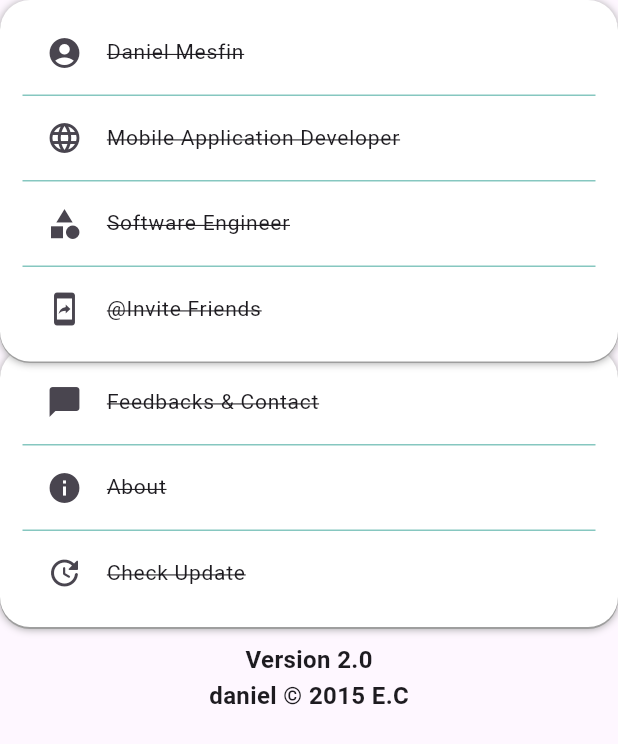
After one commit to DanielMesfin/taskmanagmenet-, a Flutter app: the MyProfile screen opened directly, on a phone screen of 412 x 824 dp. The commit adds this screen. Shown: the top 744 px of the screen. Run offline on Flutter 3.47's test engine with Material 3 defaults, Android fonts, the phone set to English and light mode, and no system bars; our stand-ins replace flutter_local_notifications, shared_preferences, timezone; accounts and stored records are empty; network calls fail.

Commit message:
3 update

```diff
--- a/lib/screens/drawer_screen.dart
+++ b/lib/screens/drawer_screen.dart
@@ -28,11 +28,11 @@ class DrawerScreen extends StatelessWidget {
             leading: const Icon(Icons.home),
             title: const Text('Home'),
             onTap: () {
-              Navigator.pop(context);
-              Navigator.push(
-                context,
-                MaterialPageRoute(builder: (context) => const HomeScreen()),
-              );
+              // Navigator.pop(context);
+              // Navigator.push(
+              //   context,
+              //   MaterialPageRoute(builder: (context) => const HomeScreen()),
+              // );
             },
           ),
           ListTile(
@@ -51,11 +51,11 @@ class DrawerScreen extends StatelessWidget {
             leading: const Icon(Icons.settings),
             title: const Text('Settings'),
             onTap: () {
-              Navigator.pop(context);
-              Navigator.push(
-                context,
-                MaterialPageRoute(builder: (context) => const SettingsScreen()),
-              );
+              // Navigator.pop(context);
+              // Navigator.push(
+              //   context,
+              //   MaterialPageRoute(builder: (context) => const SettingsScreen()),
+              // );
             },
           ),
         ],
--- a/lib/screens/home_screen.dart
+++ b/lib/screens/home_screen.dart
@@ -3,6 +3,7 @@ import 'package:taskmanagmenet/screens/drawer_screen.dart';
 import 'package:taskmanagmenet/screens/main_screen.dart';
 
 import 'package:taskmanagmenet/screens/add_task_screen.dart';
+import 'package:taskmanagmenet/screens/setting_screen.dart';
 import 'package:taskmanagmenet/screens/settings_screen.dart';
 import 'package:taskmanagmenet/style/style.dart';
 
@@ -21,6 +22,7 @@ class _HomeScreenState extends State<HomeScreen> {
     MainScreen(),
     AddEditTaskScreen(),
     SettingsScreen(),
+    // MyProfile()
   ];
   void _onItemTapped(int index) {
     setState(() {
@@ -38,8 +40,7 @@ class _HomeScreenState extends State<HomeScreen> {
           ),
           actions: <Widget>[
             Image.asset('assets/images/signin_balls.png'),
-        ]
-      ),
+          ]),
       drawer: const DrawerScreen(),
       body: _widgetOptions.elementAt(_selectedIndex),
       bottomNavigationBar: BottomNavigationBar(
@@ -55,7 +56,7 @@ class _HomeScreenState extends State<HomeScreen> {
             label: 'Add Task',
           ),
           BottomNavigationBarItem(
-            icon: Icon(Icons.person),
+            icon: Icon(Icons.settings),
             label: 'Settings',
           ),
         ],
--- /dev/null
+++ b/lib/screens/setting_screen.dart
@@ -0,0 +1,243 @@
+import 'package:flutter/material.dart';
+import 'package:taskmanagmenet/style/style.dart';
+import 'package:taskmanagmenet/widget/divider_line.dart';
+import 'package:taskmanagmenet/widget/list_title.dart';
+import 'package:taskmanagmenet/widget/profile_avotor.dart';
+
+class MyProfile extends StatefulWidget {
+  const MyProfile({Key? key}) : super(key: key);
+
+  @override
+  State<MyProfile> createState() => _MyProfileState();
+}
+
+class _MyProfileState extends State<MyProfile> {
+  @override
+  Widget build(BuildContext context) {
+    return SafeArea(
+      child: Scaffold(
+        body: Container(
+          // decoration: const BoxDecoration(gradient: Styles.appGrdient),
+          child: ListView(
+            scrollDirection: Axis.vertical,
+            children: [
+              Stack(
+                children: [
+                  Column(
+                    children: [
+                      Container(
+                        width: double.infinity,
+                        height: 200,
+                        decoration: const BoxDecoration(
+                            // gradient: Styles.cardColor
+                            ),
+                        child: Column(
+                          children: [
+                            SizedBox(
+                              height: 8,
+                            ),
+                            // Row(
+                            //   mainAxisAlignment: MainAxisAlignment.spaceBetween,
+                            //   children: [
+                            //     ReusableIcon(
+                            //       iconData: Icons.arrow_back_ios_new_sharp,
+                            //       iconCallBack: () {
+                            //         Navigator.pop(context);
+                            //       },
+                            //     ),
+                            //     Expanded(child: Container())
+                            //   ],
+                            // ),
+
+                            SizedBox(
+                              height: 8,
+                            ),
+                            const ProfileAvatar(),
+                            SizedBox(
+                              height: 8,
+                            ),
+                            Text(
+                              'Daniel Mesfin',
+                              style: Styles.completedTaskStyle
+                                  .copyWith(fontSize: 18),
+                            ),
+                            const Text(
+                              '0930379106',
+                              style: Styles.completedTaskStyle,
+                            ),
+                            const SizedBox(
+                              height: 5,
+                            ),
+                            InkWell(
+                              onTap: () {},
+                              child: Container(
+                                  width: 100,
+                                  height: 35,
+                                  decoration: const BoxDecoration(
+                                      borderRadius: BorderRadius.all(
+                                        Radius.circular(8),
+                                      ),
+                                      color: Color(0xff0b35dc)),
+                                  child: const Row(
+                                    mainAxisAlignment:
+                                        MainAxisAlignment.spaceEvenly,
+                                    children: [
+                                      Icon(
+                                        Icons.logout_rounded,
+                                        color: Colors.white,
+                                      ),
+                                      Text(
+                                        'LogOut',
+                                        style: Styles.incompleteTaskStyle,
+                                      )
+                                    ],
+                                  )),
+                            ),
+                            const SizedBox(
+                              height: 5,
+                            )
+                          ],
+                        ),
+                      ),
+                      Stack(
+                        children: [
+                          Container(
+                            width: double.infinity,
+                            color: Colors.white60,
+                          ),
+                          Positioned(
+                            child: Column(
+                              children: [
+                                Row(
+                                  mainAxisAlignment:
+                                      MainAxisAlignment.spaceBetween,
+                                  children: [
+                                    const Text(
+                                      'App Setting ',
+                                      style: Styles.incompleteTaskStyle,
+                                      textAlign: TextAlign.start,
+                                    ),
+                                    Expanded(
+                                      child: Container(),
+                                    )
+                                  ],
+                                ),
+                                SizedBox(
+                                  height: 8,
+                                ),
+                                Container(
+                                  padding: EdgeInsets.symmetric(
+                                    horizontal: 15,
+                                    vertical: 8,
+                                  ),
+                                  width: double.infinity,
+                                  decoration: const BoxDecoration(
+                                    color: Colors.white,
+                                    borderRadius: BorderRadius.all(
+                                      Radius.circular(20),
+                                    ),
+                                    boxShadow: [
+                                      BoxShadow(
+                                          blurStyle: BlurStyle.solid,
+                                          blurRadius: 4,
+                                          color: Colors.grey,
+                                          offset: Offset(0.0, 0.90))
+                                    ],
+                                  ),
+                                  child: Column(
+                                    children: const [
+                                      ListTileData(
+                                        leaddingData: Icons.messenger,
+                                        titleData: 'Feedbacks & Contact',
+                                      ),
+                                      DividerLine(),
+                                      ListTileData(
+                                        leaddingData: Icons.info,
+                                        titleData: 'About',
+                                      ),
+                                      DividerLine(),
+                                      ListTileData(
+                                        leaddingData: Icons.update_rounded,
+                                        titleData: 'Check Update',
+                                      ),
+                                    ],
+                                  ),
+                                ),
+                                SizedBox(height: 10),
+                                Column(
+                                  children: const [
+                                    Text(
+                                      'Version 2.0',
+                                      style: Styles.incompleteTaskStyle,
+                                    ),
+                                    Text(
+                                      'daniel \u00a9 2015 E.C',
+                                      style: Styles.incompleteTaskStyle,
+                                    )
+                                  ],
+                                )
+                              ],
+                            ),
+                          )
+                        ],
+                      ),
+                    ],
+                  ),
+                  Positioned(
+                    child: Container(
+                      padding: EdgeInsets.symmetric(
+                        horizontal: 15,
+                        vertical: 7,
+                      ),
+                      width: double.infinity,
+                      decoration: const BoxDecoration(
+                        color: Colors.white,
+                        borderRadius: BorderRadius.all(
+                          Radius.circular(20),
+                        ),
+                        boxShadow: [
+                          BoxShadow(
+                              blurStyle: BlurStyle.solid,
+                              blurRadius: 4,
+                              color: Colors.grey,
+                              offset: Offset(0.0, 0.90))
+                        ],
+                      ),
+                      child: Column(
+                        children: [
+                          ListTileData(
+                            leaddingData: Icons.account_circle,
+                            titleData: 'Daniel Mesfin ',
+                            callBack: () {},
+                          ),
+                          const DividerLine(),
+                          ListTileData(
+                            leaddingData: Icons.language_rounded,
+                            titleData: 'Mobile Application Developer',
+                            callBack: () {},
+                          ),
+                          const DividerLine(),
+                          ListTileData(
+                            callBack: () {},
+                            leaddingData: Icons.category,
+                            titleData: 'Software Engineer',
+                          ),
+                          const DividerLine(),
+                          ListTileData(
+                            callBack: () {},
+                            leaddingData: Icons.mobile_screen_share,
+                            titleData: '@Invite Friends',
+                          ),
+                        ],
+                      ),
+                    ),
+                  ),
+                ],
+              )
+            ],
+          ),
+        ),
+      ),
+    );
+  }
+}
--- /dev/null
+++ b/lib/widget/divider_line.dart
@@ -0,0 +1,16 @@
+import 'package:flutter/material.dart';
+
+class DividerLine extends StatelessWidget {
+  const DividerLine({
+    super.key,
+  });
+
+  @override
+  Widget build(BuildContext context) {
+    return const Divider(
+      height: 1,
+      thickness: 1,
+      color: Color(0xff86c7c0),
+    );
+  }
+}
--- /dev/null
+++ b/lib/widget/list_title.dart
@@ -0,0 +1,25 @@
+import 'package:flutter/material.dart';
+import 'package:taskmanagmenet/style/style.dart';
+
+class ListTileData extends StatelessWidget {
+  final Function()? callBack;
+  final String titleData;
+  final IconData leaddingData;
+  const ListTileData(
+      {super.key,
+      required this.leaddingData,
+      this.callBack,
+      required this.titleData});
+
+  @override
+  Widget build(BuildContext context) {
+    return ListTile(
+      leading: Icon(leaddingData),
+      onTap: callBack,
+      title: Text(
+        titleData,
+        style: Styles.completedTaskStyle,
+      ),
+    );
+  }
+}
--- /dev/null
+++ b/lib/widget/profile_avotor.dart
@@ -0,0 +1,22 @@
+import 'package:flutter/material.dart';
+
+class ProfileAvatar extends StatelessWidget {
+  const ProfileAvatar({
+    super.key,
+  });
+
+  @override
+  Widget build(BuildContext context) {
+    return CircleAvatar(
+      radius: 30,
+      backgroundColor: Colors.grey,
+      child: InkWell(
+        onTap: () {},
+        child: const CircleAvatar(
+          radius: 27,
+          backgroundImage: AssetImage('assets/images/devi.jpg'),
+        ),
+      ),
+    );
+  }
+}
```
Also changed, not shown: assets/images/devi.jpg (added). Lines whose indentation alone changed are shown as unchanged.
